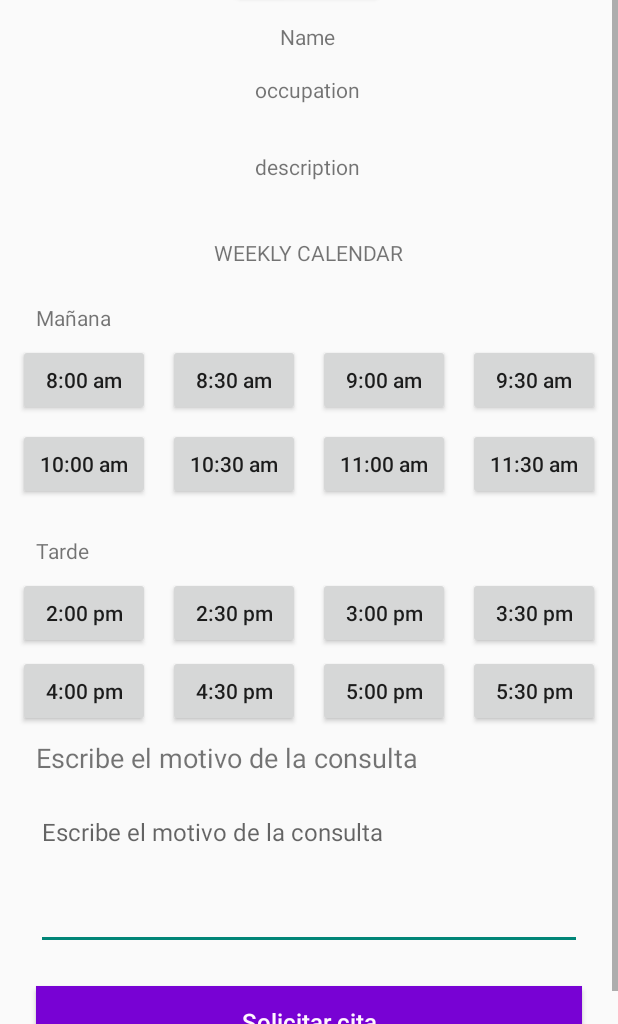
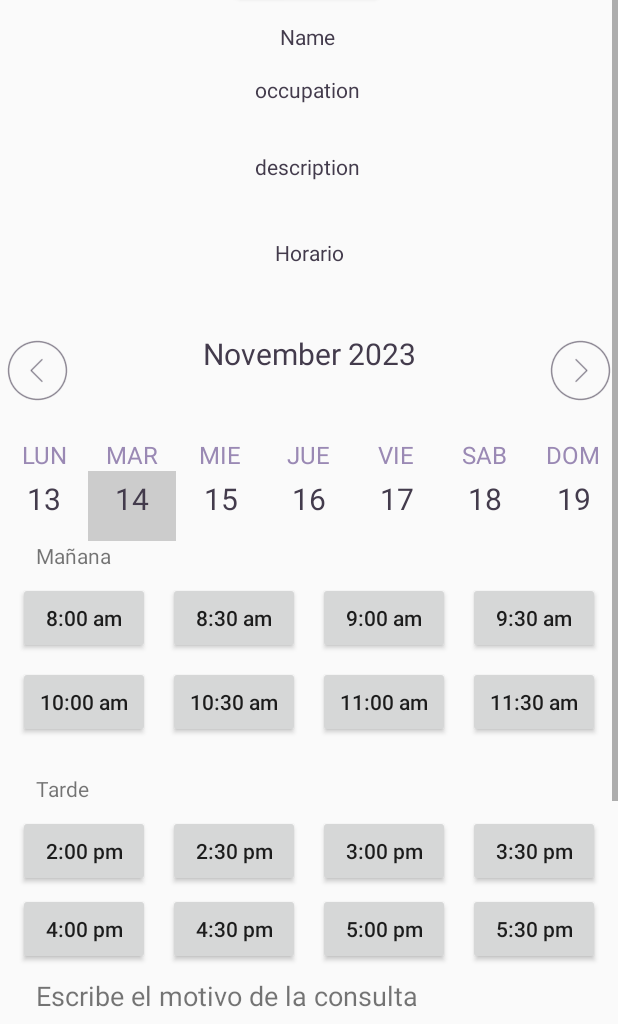
Before and after one commit to AngelicaCorrales/IcesiCare, an Android app: the fragment MakeAppointmentPsychDetailFragment shown on its own in the app's theme, on a phone screen of 412 x 824 dp, the part 212-1236 px from its top. Run offline under Robolectric (Android 15) with nearby library versions, the light colour scheme and no system bars; Roboto replaces fonts that are not available here.

Commit message:
Weekly Calendar in psychologist details added

```diff
--- a/app/src/main/java/icesi/edu/co/icesicare/view/adapters/CalendarAdapter.kt
+++ b/app/src/main/java/icesi/edu/co/icesicare/view/adapters/CalendarAdapter.kt
@@ -1,6 +1,7 @@
 package icesi.edu.co.icesicare.view.adapters
 
 import android.graphics.Color
+import android.util.Log
 import android.view.LayoutInflater
 import android.view.View
 import android.view.ViewGroup
@@ -20,9 +21,8 @@ class CalendarAdapter(
         val inflater = LayoutInflater.from(parent.context)
         val view: View = inflater.inflate(R.layout.calendar_cell, parent, false)
         val layoutParams = view.layoutParams
-        if (days!!.size > 15) //month view
-            layoutParams.height = (parent.height * 0.166666666).toInt() else  // week view
-            layoutParams.height = parent.height
+        layoutParams.height = 70
+
         return CalendarViewHolder(view, onItemListener, days)
     }
 
--- a/app/src/main/java/icesi/edu/co/icesicare/view/fragments/MakeAppointmentPsychDetailFragment.kt
+++ b/app/src/main/java/icesi/edu/co/icesicare/view/fragments/MakeAppointmentPsychDetailFragment.kt
@@ -5,7 +5,6 @@ import androidx.fragment.app.Fragment
 import android.view.LayoutInflater
 import android.view.View
 import android.view.ViewGroup
-import icesi.edu.co.icesicare.R
 import icesi.edu.co.icesicare.databinding.FragmentMakeAppointmentPsychDetailBinding
 import icesi.edu.co.icesicare.model.entity.Psychologist
 
@@ -14,15 +13,25 @@ class MakeAppointmentPsychDetailFragment : Fragment() {
     var psych:Psychologist? = null
     lateinit var binding:FragmentMakeAppointmentPsychDetailBinding
 
+    val weeklyCalendarFragment by lazy{
+        WeeklyCalendarFragment.newInstance()
+    }
     override fun onCreateView(
         inflater: LayoutInflater, container: ViewGroup?,
         savedInstanceState: Bundle?
     ): View? {
 
         binding = FragmentMakeAppointmentPsychDetailBinding.inflate(inflater,container,false)
+
+        loadWeeklyCalendar()
+
         return binding.root
     }
 
+    fun loadWeeklyCalendar() {
+        childFragmentManager.beginTransaction()
+            .replace(binding.weeklyCalendar.id,weeklyCalendarFragment).commit()
+    }
     companion object {
         fun newInstance():MakeAppointmentPsychDetailFragment{
             return MakeAppointmentPsychDetailFragment()
--- a/app/src/main/java/icesi/edu/co/icesicare/view/fragments/WeeklyCalendarFragment.kt
+++ b/app/src/main/java/icesi/edu/co/icesicare/view/fragments/WeeklyCalendarFragment.kt
@@ -1,7 +1,88 @@
 package icesi.edu.co.icesicare.view.fragments
 
 import androidx.fragment.app.Fragment
+import android.os.Bundle
+import android.util.Log
+import android.view.LayoutInflater
+import android.view.View
+import android.view.ViewGroup
+import android.widget.TextView
+import androidx.recyclerview.widget.GridLayoutManager
+import androidx.recyclerview.widget.RecyclerView
+import icesi.edu.co.icesicare.databinding.FragmentWeeklyCalendarBinding
+import icesi.edu.co.icesicare.util.CalendarUtils
+import icesi.edu.co.icesicare.util.CalendarUtils.daysInWeekArray
+import icesi.edu.co.icesicare.util.CalendarUtils.monthYearFromDate
+import icesi.edu.co.icesicare.view.adapters.CalendarAdapter
+import java.time.LocalDate
 
-class WeeklyCalendarFragment : Fragment() {
+
+class WeeklyCalendarFragment : Fragment() , CalendarAdapter.OnItemListener {
+
+    lateinit var binding:FragmentWeeklyCalendarBinding
+    private var monthYearText: TextView? = null
+    private var calendarRecyclerView: RecyclerView? = null
+
+    override fun onCreateView(
+        inflater: LayoutInflater,
+        container: ViewGroup?,
+        savedInstanceState: Bundle?
+    ): View? {
+        binding = FragmentWeeklyCalendarBinding.inflate(inflater, container, false)
+        initWidgets()
+        CalendarUtils.selectedDate = LocalDate.now()
+        setWeekView()
+
+        previousWeekAction()
+        nextWeekAction()
+
+        return binding.root
+    }
+
+
+    private fun initWidgets() {
+        calendarRecyclerView =  binding.calendarRecyclerView
+        monthYearText = binding.monthYearTV
+    }
+
+    private fun setWeekView() {
+        CalendarUtils.selectedDate?.let {
+            monthYearText?.setText( monthYearFromDate(it))
+            val days: ArrayList<LocalDate?> = daysInWeekArray(it)
+            val calendarAdapter = CalendarAdapter(days, this)
+            val layoutManager: RecyclerView.LayoutManager = GridLayoutManager(requireContext(), 7)
+            calendarRecyclerView!!.layoutManager = layoutManager
+            calendarRecyclerView!!.adapter = calendarAdapter
+
+        }
+
+    }
+
+    private fun previousWeekAction() {
+        binding.previousWeekBtn.setOnClickListener {
+            CalendarUtils.selectedDate = CalendarUtils.selectedDate!!.minusWeeks(1)
+            setWeekView()
+        }
+
+    }
+
+    private fun nextWeekAction() {
+        binding.nextWeekBtn.setOnClickListener {
+            CalendarUtils.selectedDate = CalendarUtils.selectedDate!!.plusWeeks(1)
+            setWeekView()
+        }
+
+    }
+
+    override fun onItemClick(position: Int, date: LocalDate?) {
+        CalendarUtils.selectedDate = date
+        setWeekView()
+    }
+
+    companion object{
+        fun newInstance(): WeeklyCalendarFragment{
+            return WeeklyCalendarFragment()
+        }
+    }
 
 }
--- a/app/src/main/java/icesi/edu/co/icesicare/viewholder/CalendarViewHolder.kt
+++ b/app/src/main/java/icesi/edu/co/icesicare/viewholder/CalendarViewHolder.kt
@@ -1,5 +1,6 @@
 package icesi.edu.co.icesicare.viewholder
 
+import android.util.Log
 import android.view.View
 import android.widget.TextView
 import androidx.recyclerview.widget.RecyclerView
--- a/app/src/main/res/layout/fragment_make_appointment_psych_detail.xml
+++ b/app/src/main/res/layout/fragment_make_appointment_psych_detail.xml
@@ -41,6 +41,7 @@
                     android:layout_height="wrap_content"
                     android:layout_marginTop="16dp"
                     android:text="occupation"
+                    android:textColor="@color/black"
                     app:layout_constraintEnd_toEndOf="@+id/textView2"
                     app:layout_constraintStart_toStartOf="@+id/textView2"
                     app:layout_constraintTop_toBottomOf="@+id/textView2" />
@@ -51,6 +52,7 @@
                     android:layout_height="wrap_content"
                     android:layout_marginTop="16dp"
                     android:text="Name"
+                    android:textColor="@color/black"
                     app:layout_constraintEnd_toEndOf="@+id/cardView3"
                     app:layout_constraintStart_toStartOf="@+id/cardView3"
                     app:layout_constraintTop_toBottomOf="@+id/cardView3" />
@@ -61,6 +63,7 @@
                     android:layout_height="wrap_content"
                     android:layout_marginTop="32dp"
                     android:text="description"
+                    android:textColor="@color/black"
                     app:layout_constraintEnd_toEndOf="parent"
                     app:layout_constraintStart_toStartOf="parent"
                     app:layout_constraintTop_toBottomOf="@+id/textView" />
@@ -74,10 +77,23 @@
                     android:id="@+id/textView6"
                     android:layout_width="wrap_content"
                     android:layout_height="wrap_content"
-                    android:text="WEEKLY CALENDAR"
+                    android:text="Horario"
+                    android:textColor="@color/black"
                     app:layout_constraintEnd_toEndOf="parent"
                     app:layout_constraintStart_toStartOf="parent"
                     app:layout_constraintTop_toTopOf="parent" />
+
+                <androidx.constraintlayout.widget.ConstraintLayout
+                    android:id="@+id/weeklyCalendar"
+                    android:layout_width="0dp"
+                    android:layout_height="wrap_content"
+                    android:layout_marginTop="24dp"
+                    app:layout_constraintEnd_toEndOf="parent"
+                    app:layout_constraintStart_toStartOf="parent"
+                    app:layout_constraintTop_toBottomOf="@+id/textView6">
+
+                </androidx.constraintlayout.widget.ConstraintLayout>
+
 
                 <TextView
                     android:id="@+id/textView8"
@@ -94,10 +110,9 @@
                     android:layout_width="wrap_content"
                     android:layout_height="wrap_content"
                     android:layout_marginStart="24dp"
-                    android:layout_marginTop="24dp"
                     android:text="Mañana"
                     app:layout_constraintStart_toStartOf="parent"
-                    app:layout_constraintTop_toBottomOf="@+id/textView6" />
+                    app:layout_constraintTop_toBottomOf="@+id/weeklyCalendar" />
 
                 <Button
                     android:id="@+id/button5"
--- a/app/src/main/res/layout/fragment_weekly_calendar.xml
+++ b/app/src/main/res/layout/fragment_weekly_calendar.xml
@@ -15,16 +15,18 @@
         android:layout_marginBottom="20dp"
         android:layout_marginTop="20dp">
 
-        <Button
-            android:layout_width="0dp"
-            android:layout_height="wrap_content"
-            android:layout_weight="1"
-            android:text="back"
+        <ImageButton
+            android:id="@+id/previousWeekBtn"
+            android:layout_width="50dp"
+            android:layout_height="50dp"
+            android:layout_weight="0"
+            android:background="@null"
+            android:contentDescription="previous"
+            android:scaleType="fitXY"
+            android:src="@drawable/left_arrow"
             android:textColor="@color/black"
-            android:background="@null"
-            android:textStyle="bold"
-            android:onClick="previousWeekAction"
-            android:textSize="20sp"/>
+            android:textSize="20sp"
+            android:textStyle="bold" />
 
         <TextView
             android:id="@+id/monthYearTV"
@@ -36,16 +38,18 @@
             android:textAlignment="center"
             android:textColor="@color/black"/>
 
-        <Button
-            android:layout_width="0dp"
-            android:layout_height="wrap_content"
-            android:layout_weight="1"
-            android:text="next"
+        <ImageButton
+            android:id="@+id/nextWeekBtn"
+            android:layout_width="50dp"
+            android:layout_height="50dp"
+            android:layout_weight="0"
+            android:background="@null"
+            android:contentDescription="next"
+            android:scaleType="fitXY"
+            android:src="@drawable/right_arrow"
             android:textColor="@color/black"
-            android:background="@null"
-            android:textStyle="bold"
-            android:onClick="nextWeekAction"
-            android:textSize="20sp"/>
+            android:textSize="20sp"
+            android:textStyle="bold" />
 
     </LinearLayout>
 
@@ -55,68 +59,68 @@
         android:orientation="horizontal">
 
 
+        <TextView
+            android:layout_width="0dp"
+            android:layout_height="wrap_content"
+            android:layout_weight="1"
+            android:text="LUN"
+            android:textAlignment="center"
+            android:textColor="@color/gray"
+            android:textSize="16sp" />
 
         <TextView
             android:layout_width="0dp"
             android:layout_height="wrap_content"
             android:layout_weight="1"
-            android:text="MON"
+            android:text="MAR"
+            android:textAlignment="center"
             android:textColor="@color/gray"
-            android:textAlignment="center"
-            android:textSize="16sp"/>
+            android:textSize="16sp" />
 
         <TextView
             android:layout_width="0dp"
             android:layout_height="wrap_content"
             android:layout_weight="1"
-            android:text="TUE"
+            android:text="MIE"
+            android:textAlignment="center"
             android:textColor="@color/gray"
-            android:textAlignment="center"
-            android:textSize="16sp"/>
+            android:textSize="16sp" />
 
         <TextView
             android:layout_width="0dp"
             android:layout_height="wrap_content"
             android:layout_weight="1"
-            android:text="WED"
+            android:text="JUE"
+            android:textAlignment="center"
             android:textColor="@color/gray"
-            android:textAlignment="center"
-            android:textSize="16sp"/>
+            android:textSize="16sp" />
 
         <TextView
             android:layout_width="0dp"
             android:layout_height="wrap_content"
             android:layout_weight="1"
-            android:text="THUR"
+            android:text="VIE"
+            android:textAlignment="center"
             android:textColor="@color/gray"
-            android:textAlignment="center"
-            android:textSize="16sp"/>
+            android:textSize="16sp" />
 
         <TextView
             android:layout_width="0dp"
             android:layout_height="wrap_content"
             android:layout_weight="1"
-            android:text="FRI"
+            android:text="SAB"
+            android:textAlignment="center"
             android:textColor="@color/gray"
-            android:textAlignment="center"
-            android:textSize="16sp"/>
+            android:textSize="16sp" />
 
         <TextView
             android:layout_width="0dp"
             android:layout_height="wrap_content"
             android:layout_weight="1"
-            android:text="SAT"
+            android:text="DOM"
+            android:textAlignment="center"
             android:textColor="@color/gray"
-            android:textAlignment="center"
-            android:textSize="16sp"/>
-        <TextView
-            android:layout_width="0dp"
-            android:layout_height="wrap_content"
-            android:layout_weight="1"
-            android:text="SUN"
-            android:textColor="@color/gray"
-            android:textAlignment="center"
-            android:textSize="16sp"/>
+            android:textSize="16sp" />
 
 
     </LinearLayout>
```
Also changed, not shown: app/src/main/java/icesi/edu/co/icesicare/util/CalendarUtils.kt (+0 -17 lines), app/src/main/res/drawable/left_arrow.png (added), app/src/main/res/drawable/right_arrow.png (added).
